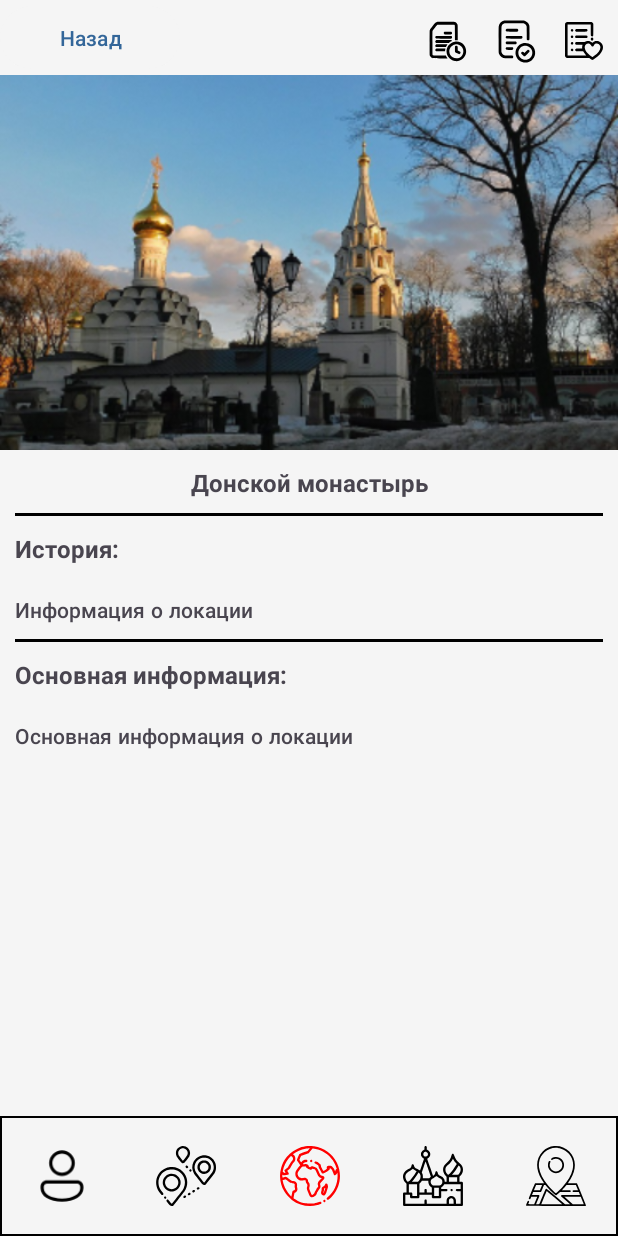
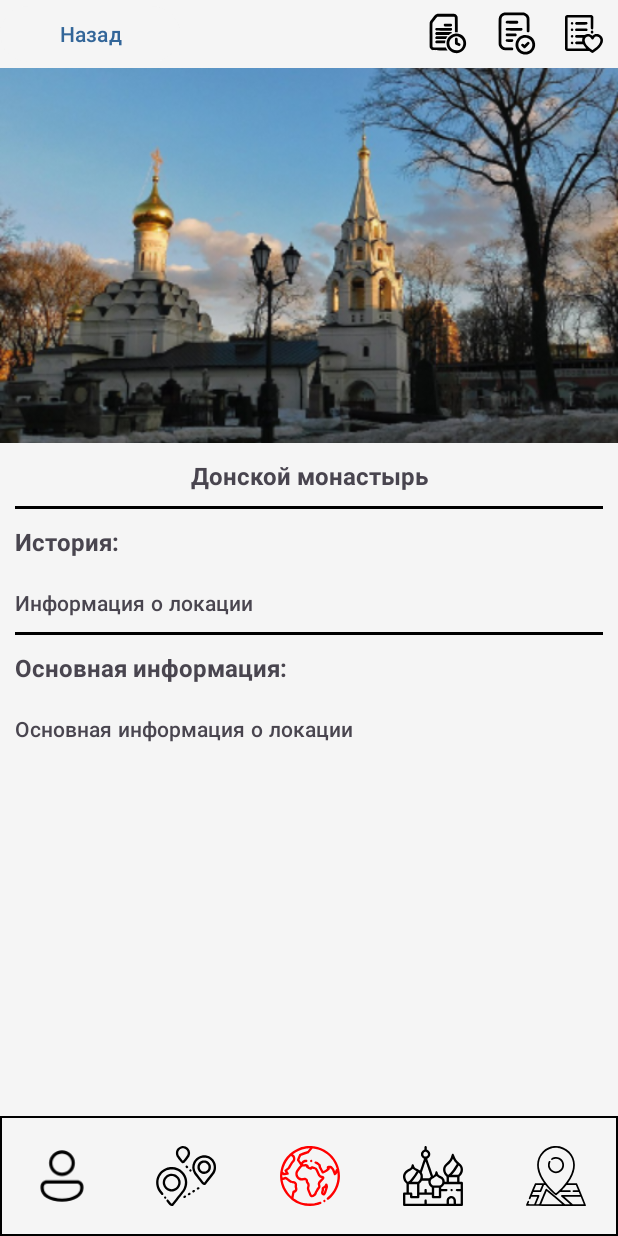
Before and after one commit to psok712/ExploreMoscow, an Android app: the fragment LocationDetailsFragment placed in its activity, on a phone screen of 412 x 824 dp. Run offline under Robolectric (Android 15) with nearby library versions, the phone set to English and light mode, and no system bars; our stand-ins replace Firebase (no records; nobody signed in at launch, a user with empty details on screens opened directly).

Commit message:
fix interfaces

```diff
--- a/app/src/main/res/layout/fragment_location_details.xml
+++ b/app/src/main/res/layout/fragment_location_details.xml
@@ -10,7 +10,7 @@
     <Button
         android:id="@+id/backToLocationsBtn"
         android:layout_width="120dp"
-        android:layout_height="50dp"
+        android:layout_height="45dp"
         android:layout_marginTop="0dp"
         android:backgroundTint="@color/background"
         android:text="Назад"
@@ -24,37 +24,35 @@
         android:layout_width="wrap_content"
         android:layout_height="wrap_content"
         android:background="@android:color/transparent"
-        android:src="@drawable/icon_favorite_location"
         android:paddingHorizontal="10dp"
         android:paddingVertical="10dp"
-        app:layout_constraintBottom_toTopOf="@+id/scrollViewLocationDetails"
+        android:src="@drawable/icon_favorite_location"
         app:layout_constraintEnd_toEndOf="parent"
+        app:layout_constraintTop_toTopOf="parent"
         tools:ignore="ContentDescription,RtlSymmetry" />
 
     <ImageButton
         android:id="@+id/checkLocationBtn"
         android:layout_width="wrap_content"
         android:layout_height="wrap_content"
-        android:layout_marginBottom="0dp"
         android:background="@android:color/transparent"
         android:paddingHorizontal="8dp"
         android:paddingVertical="7.25dp"
         android:src="@drawable/icon_check_location"
-        app:layout_constraintBottom_toTopOf="@+id/scrollViewLocationDetails"
         app:layout_constraintEnd_toStartOf="@+id/favoriteLocationBtn"
+        app:layout_constraintTop_toTopOf="parent"
         tools:ignore="ContentDescription,RtlSymmetry" />
 
     <ImageButton
         android:id="@+id/postponeLocationBtn"
         android:layout_width="wrap_content"
         android:layout_height="wrap_content"
-        android:layout_marginBottom="0dp"
         android:background="@android:color/transparent"
         android:paddingHorizontal="8dp"
         android:paddingVertical="7.25dp"
         android:src="@drawable/icon_postpone_location"
-        app:layout_constraintBottom_toTopOf="@+id/scrollViewLocationDetails"
         app:layout_constraintEnd_toStartOf="@+id/checkLocationBtn"
+        app:layout_constraintTop_toTopOf="parent"
         tools:ignore="ContentDescription,RtlSymmetry" />
 
     <ScrollView
```
